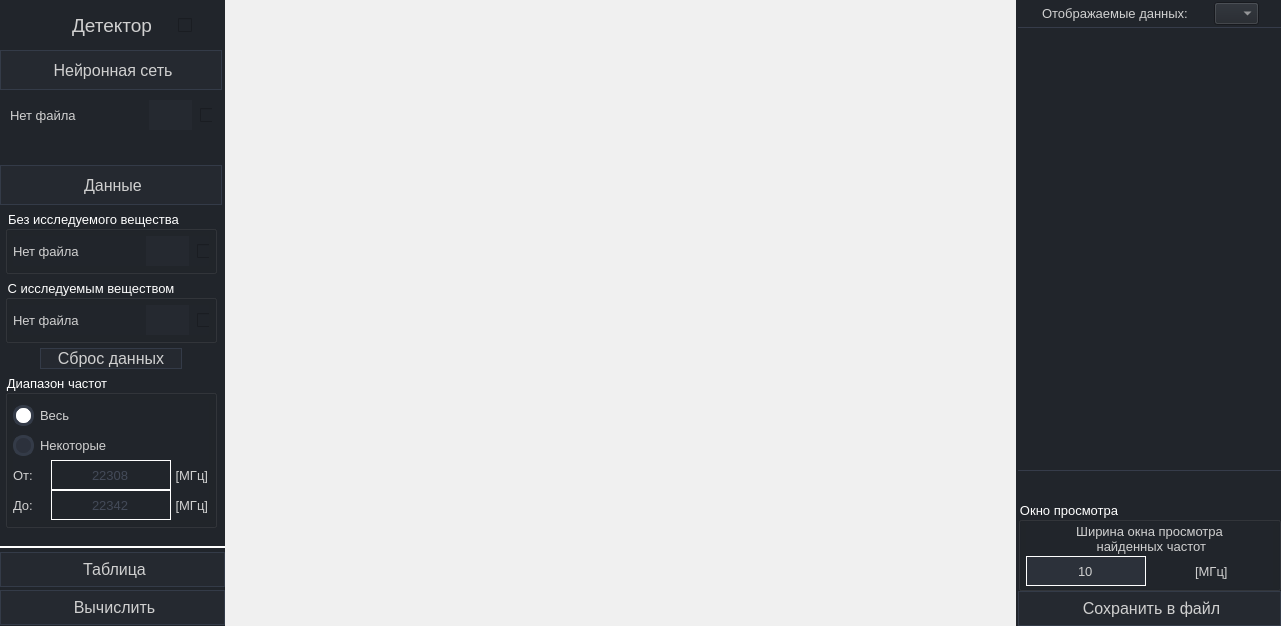
Qt form detector_neural_network/gui.ui (SkorEgor/Detector-Neural_network) before a commit.
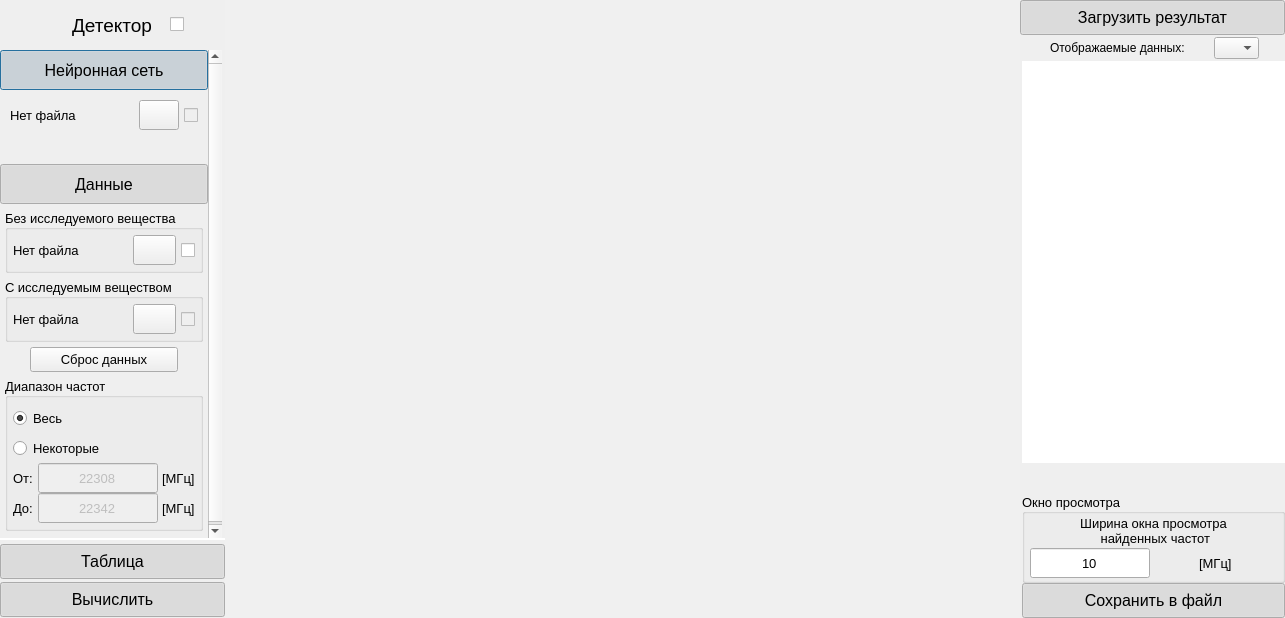
The same form after that commit. Icons and pictures are not drawn.

Commit message: New button - loading result. Refactoring of color themes. Edits

Diff of the .ui file:
```diff
--- a/detector_neural_network/gui.ui
+++ b/detector_neural_network/gui.ui
@@ -6,8 +6,8 @@
    <rect>
     <x>0</x>
     <y>0</y>
-    <width>1281</width>
-    <height>626</height>
+    <width>1285</width>
+    <height>618</height>
    </rect>
   </property>
   <property name="windowTitle">
@@ -45,247 +45,310 @@
    <item>
     <widget class="QWidget" name="widget_style_sheet" native="true">
      <property name="styleSheet">
-      <string notr="true">
-   QWidget{
-	font: 6pt &quot;MS Shell Dlg 2&quot;;
-	background-color: rgb(33, 37, 43);
-	color: rgb(208, 208, 208);
-	font-size: 10pt;
+      <string notr="true">QWidget {
+    font: 10pt &quot;MS Shell Dlg 2&quot;;				/* Устанавливает размера и семейство шрифта*/
+    color: rgb(208, 208, 208);						/* Устанавливает цвет текста */
+    background-color: rgb(33, 37, 43);	/* Задает цвет фона */
 }
-/* /////////////////////////////////////////////////////////////////////////////////////////////////
-ScrollBars */
- QScrollBar {
-border: none;												/* без границ */
-	border-right:5px solid rgb(211, 211, 211);;	/* С правой красной раницей */
- }
- QScrollBar:vertical {
-	border: none;
-    background: rgb(52, 59, 72);
-    width: 8px;
-    margin: 21px 0 21px 0;
-	border-radius: 0px;
- }
 
-/* Ползунок */
- QScrollBar::handle:vertical {	
-	background:rgb(255, 255, 255);
-    min-height: 25px;
-	border-radius: 4px
- }
-/*Нижняя стрелка*/
- QScrollBar::add-line:vertical {
-     border: none;
-    background: rgb(55, 63, 77);
-     height: 20px;
+/*------------------------------------------------*/
+/*   ScrollBars															*/
+/*------------------------------------------------*/
+QScrollBar {
+    border: none;													/* Убирает границы для всех полос прокрутки */
+    border-right: 5px solid rgb(211, 211, 211); 	/* Задает правой границе цвет и толщину */
+}
 
-     subcontrol-position: bottom;
-     subcontrol-origin: margin;
- }
-/*Верхняя стрелка*/
- QScrollBar::sub-line:vertical {
-	border: none;
-    background: rgb(55, 63, 77);
-     height: 20px;
+QScrollBar:vertical {
+    border: none;									/* Убирает границы для вертикальной полосы прокрутки */
+    background: rgb(52, 59, 72);			/* Устанавливает цвет фона полосы */
+    width: 8px;											/* Задает ширину полосы прокрутки */
+    margin: 21px 0 21px 0;					/* Устанавливает отступы сверху и снизу */
+    border-radius: 0px;							/* Убирает скругление углов полосы */
+}
 
-     subcontrol-position: top;
-     subcontrol-origin: margin;
- }
-/* Цвета нижних и верхних стрелок */
- QScrollBar::up-arrow:vertical{
-	border-top-left-radius: 4px;
-    border-top-right-radius: 4px;
-     background: rgb(255, 255, 255);
- }
-QScrollBar::down-arrow:vertical{
-	border-bottom-left-radius: 4px;
-    border-bottom-right-radius: 4px;
-     background: rgb(255, 255, 255);
+/* Ползунок вертикальной полосы */
+QScrollBar::handle:vertical {
+    background: rgb(255, 255, 255);	/* Задает цвет фона ползунка */
+    min-height: 25px;								/* Устанавливает минимальную высоту ползунка */
+    border-radius: 4px;							/* Задает скругление углов ползунка */
 }
 
- QScrollBar::add-page:vertical, QScrollBar::sub-page:vertical {
-     background: none;
- }
-/* ///////////////////////////////////////////////////////////////////////////////////////////////// */
-/* /////////////////////////////////////////////////////////////////////////////////////////////////
-RadioButton */
+/* Нижняя стрелка */
+QScrollBar::add-line:vertical {
+    border: none;									/* Убирает границы нижней стрелки */
+    background: rgb(55, 63, 77);			/* Устанавливает цвет фона нижней стрелки */
+    height: 20px;										/* Задает высоту области нижней стрелки */
+    subcontrol-position: bottom;			/* Располагает стрелку внизу полосы */
+    subcontrol-origin: margin;				/* Определяет начало отсчета позиции из области отступов */
+}
+
+/* Верхняя стрелка */
+QScrollBar::sub-line:vertical {
+    border: none;									/* Убирает границы верхней стрелки */
+    background: rgb(55, 63, 77);			/* Устанавливает цвет фона верхней стрелки */
+    height: 20px;										/* Задает высоту области верхней стрелки */
+    subcontrol-position: top;					/* Располагает стрелку вверху полосы */
+    subcontrol-origin: margin;				/* Определяет начало отсчета позиции из области отступов */
+}
+
+/* Цвета верхней стрелки */
+QScrollBar::up-arrow:vertical {
+    border-top-left-radius: 4px;			/* Скругляет верхний левый угол стрелки */
+    border-top-right-radius: 4px;			/* Скругляет верхний правый угол стрелки */
+    background: rgb(255, 255, 255);	/* Задает цвет фона верхней стрелки */
+}
+
+/* Цвета нижней стрелки */
+QScrollBar::down-arrow:vertical {
+    border-bottom-left-radius: 4px;		/* Скругляет нижний левый угол стрелки */
+    border-bottom-right-radius: 4px;	/* Скругляет нижний правый угол стрелки */
+    background: rgb(255, 255, 255); 	/* Задает белый цвет фона нижней стрелки */
+}
+
+/* Области над и под ползунком */
+QScrollBar::add-page:vertical, QScrollBar::sub-page:vertical {
+    background: none; 							/* Убирает фон для областей над и под ползунком */
+}
+
+/*------------------------------------------------*/
+/*   RadioButton													*/
+/*------------------------------------------------*/
+/* Индикатор радиокнопки в обычном состоянии */
 QRadioButton::indicator {
-    border: 3px solid rgb(52, 59, 72);
-	width: 15px;
-	height: 15px;
-	border-radius: 10px;
-    background: rgb(44, 49, 60);
+    border: 3px solid rgb(52, 59, 72);	/* Задает границу */
+    width: 15px;										/* Устанавливает ширину индикатора */
+    height: 15px;										/* Устанавливает высоту индикатора */
+    border-radius: 10px;							/* Скругляет индикатор */
+    background: rgb(44, 49, 60);			/* Задает фон индикатора */
 }
+
+/* Индикатор радиокнопки при наведении мыши */
 QRadioButton::indicator:hover {
-    border: 3px solid rgb(58, 66, 81);
+    border: 3px solid rgb(58, 66, 81);	/* Меняет границу при наведении */
 }
+
+/* Индикатор радиокнопки в выбранном состоянии */
 QRadioButton::indicator:checked {
-    background: 3px solid rgb(255, 255, 255);
-	border: 3px solid rgb(52, 59, 72);	
+    border: 3px solid rgb(52, 59, 72); 	/* Сохраняет границу */
+    background: rgb(255, 255, 255);	/* Задает фон индикатора при выборе */
 }
-/* срабатывает, когда пользователь наводит на элемент мышью */
+
+/* Радиокнопка при наведении мыши */
 QRadioButton:hover {
-	background-color:rgb(40, 44, 52);			/* задаем цвет фона */
+    background-color: rgb(40, 44, 52);		 /* Устанавливает фон кнопки при наведении */
 }
-/* срабатывает, при нажатии*/
-QRadioButton:pressed      {
-	background-color:rgb(170, 170, 170);		/* задаем цвет фона */
-	color:  rgb(0, 0, 0);
-	border: none;												/* без границ */
+
+/* Радиокнопка при нажатии */
+QRadioButton:pressed {
+    background-color: rgb(170, 170, 170);	/* Задает фон кнопки при нажатии */
+    color: rgb(0, 0, 0);										/* Устанавливает цвет текста */
+    border: none;											/* Убирает границы кнопки */
 }
-/* ///////////////////////////////////////////////////////////////////////////////////////////////// */
-/* /////////////////////////////////////////////////////////////////////////////////////////////////
-QCheckBox */
-/* Стандартное состояние*/
-QCheckBox{
-	padding-left: 8px;		/* Отступ слева */
-	padding-right: -8px;	/* Отступ справа */
+
+/* Специфичный стиль для радиокнопок Изменения диапазонов*/
+#radioButton_selected_range {
+    image: url(:/general_black_ui/resource/general_black_ui/cycle1_24dp_white.svg); /* Устанавливает изображение справа */
+    image-position: right center;			/* Выравнивает изображение */
+    padding-top: 3px;								/* Добавляет отступ сверху */
+    padding-bottom: 3px;						/* Добавляет отступ снизу */
+    padding-right: 4px;							/* Добавляет отступ справа */
 }
+#radioButton_selected_range:pressed {
+    image: url(:/general_black_ui/resource/general_black_ui/cycle2_24dp_white.svg); /* Меняет изображение при нажатии */
+    image-position: right center;			/* Выравнивает изображение */
+    padding-top: 3px;								/* Добавляет отступ сверху */
+    padding-bottom: 3px;						/* Добавляет отступ снизу */
+    padding-right: 4px;							/* Добавляет отступ справа */
+}
 
-/* Состояние - не выбран*/
+/*------------------------------------------------*/
+/*   CheckBox															*/
+/*------------------------------------------------*/
+/* Стандартное состояние */
+QCheckBox {
+    padding-left: 0px;				/* Устанавливает отступ слева */
+    padding-right: -8px;        /* Устанавливает отрицательный отступ справа */
+}
+
+/* Состояние - не выбрано */
 QCheckBox::indicator:unchecked {
-	/* Выбор картинки*/
-	image: url(:/multi_check_box/resource/multi_check_box_svg/no_24dp.svg);
+	/* Задает изображение для невыбранного состояния */
+    image: url(:/multi_check_box/resource/multi_check_box_svg/no_24dp.svg);
 }
 
-/* Состояние -  выбран*/
+/* Состояние - выбрано */
 QCheckBox::indicator:checked {
-	/* Выбор картинки*/
-	image: url(:/multi_check_box/resource/multi_check_box_svg/yes_green_24dp.svg);
+	/* Устанавливает изображение для выбранного состояния */
+    image: url(:/multi_check_box/resource/multi_check_box_svg/yes_green_24dp.svg);
 }
-/* ///////////////////////////////////////////////////////////////////////////////////////////////// */
-/* /////////////////////////////////////////////////////////////////////////////////////////////////
-QPushButton */
-/*Стандартное состояние для кнопки*/
+
+/*------------------------------------------------*/
+/*   PushButton														*/
+/*------------------------------------------------*/
+
+/* Стандартное состояние для кнопки */
 QPushButton {
-	font-size: 12pt;
-	background-color:rgb(37, 41, 48);/* задает цвет фона */
-	border: 1px solid rgb(52, 59, 72);		/* задает границу элемента */
+    font-size: 12pt;												/* Устанавливает размер шрифта */
+    background-color: rgb(37, 41, 48);			/* Задает фон */
+    border: 1px solid rgb(52, 59, 72);				/* Устанавливает границу */
+    background-position: left center;				/* Выравнивает фоновое изображение */
+    background-repeat: no-repeat;					/* Отключает повторение фонового изображения */
+}
 
-	/* задает иконку */
-	background-position: left center;							/* выравнивание иконки */
-	background-repeat: no-repeat;								/* повторять иконку */
-} 
-
-/* срабатывает, когда пользователь наводит на элемент мышью */
+/* Состояние при наведении мыши */
 QPushButton:hover {
-	background-color:rgb(40, 44, 52);			/* задаем цвет фона */
-	border: none;												/* без границ */
-	border-left:4px solid rgb(208, 208, 208);	/* С правой красной границей */
+    background-color: rgb(40, 44, 52);			/* Меняет фон */
+    border: none;												/* Убирает границы */
 }
 
+/* Состояние при нажатии */
+QPushButton:pressed {
+    background-color: rgb(170, 170, 170);		/* Задает фон */
+    color: rgb(181, 181, 181);								/* Устанавливает цвет текста */
+    border: none;												/* Убирает границы */
+}
 
-/* срабатывает, при нажатии*/
-QPushButton:pressed      {
-	background-color:rgb(170, 170, 170);		/* задаем цвет фона */
-	color: rgb(181, 181, 181);
-	border: none;												/* без границ */
+/* Кнопка &quot;Нейронная сеть&quot; */
+#pushButton_neural_network_heade {
+    image: url(:/general_black_ui/resource/general_black_ui/network_24dp_white.svg);/* Устанавливает иконку */
+    image-position: left center;							/* Выравнивает иконку */
+    padding-top: 2px;											/* Добавляет отступ сверху */
+    padding-bottom: 2px;									/* Добавляет отступ снизу */
+    padding-left: 4px;											/* Добавляет отступ слева */
 }
+#pushButton_neural_network_heade:hover {
+    border-left: 4px solid rgb(208, 208, 208);	/* Добавляет границу слева при наведении */
+}
 
-
-/*Нейронная сеть*/
-#pushButton_neural_network_heade{
-	image: url(:/general_black_ui/resource/general_black_ui/network_24dp_white.svg);
-    image-position: left center;
-	padding-top: 2px; /* Отступ сверху */
-    padding-bottom: 2px; /* Отступ снизу */
-    padding-left: 4px; /* Отступ слева для симметрии */
+/* Кнопка загрузки файла для нейронной сети */
+#pushButton_reading_file_neural_network {
+    image: url(:/general_black_ui/resource/general_black_ui/download_24dp_white.svg);/* Устанавливает иконку */
 }
-#pushButton_reading_file_neural_network{image: url(:/general_black_ui/resource/general_black_ui/download_24dp_white.svg);}
-#pushButton_reading_file_neural_network{border: none;}
 
-/*Данные*/
+/* Кнопка &quot;Данные&quot; */
 #pushButton_data_header {
-	image: url(:/general_black_ui/resource/general_black_ui/data_24dp_white.svg);
-    image-position: left center;
-    padding-top: 2px; /* Отступ сверху */
-    padding-bottom: 2px; /* Отступ снизу */
-    padding-left: 4px; /* Отступ слева для симметрии */
+    image: url(:/general_black_ui/resource/general_black_ui/data_24dp_white.svg);/* Устанавливает иконку */
+    image-position: left center;							/* Выравнивает иконку */
+    padding-top: 2px;											/* Добавляет отступ сверху */
+    padding-bottom: 2px;									/* Добавляет отступ снизу */
+    padding-left: 4px;											/* Добавляет отступ слева */
 }
-#pushButton_reading_file_no_gas{image: url(:/general_black_ui/resource/general_black_ui/download_24dp_white.svg);}
-#pushButton_reading_file_no_gas{border: none;}
-#pushButton_reading_file_with_gas{image: url(:/general_black_ui/resource/general_black_ui/download_24dp_white.svg);}
-#pushButton_reading_file_with_gas{border: none;}
+#pushButton_data_header:hover {
+    border-left: 4px solid rgb(208, 208, 208);	/* Добавляет границу слева при наведении */
+}
 
-#radioButton_selected_range {
-	image: url(:/general_black_ui/resource/general_black_ui/cycle1_24dp_white.svg);
-    image-position: right center;
-	padding-top: 3px; /* Отступ сверху */
-    padding-bottom: 3px; /* Отступ снизу */
-    padding-right: 4px; /* Отступ справа для симметрии */
-} 
-#radioButton_selected_range:pressed      {
-	image: url(:/general_black_ui/resource/general_black_ui/cycle2_24dp_white.svg);
-    image-position: right center;
-	padding-top: 3px; /* Отступ сверху */
-    padding-bottom: 3px; /* Отступ снизу */
-    padding-right: 4px; /* Отступ справа для симметрии */
+/* Кнопки загрузки файлов */
+#pushButton_reading_file_no_gas {
+    image: url(:/general_black_ui/resource/general_black_ui/download_24dp_white.svg);/* Устанавливает иконку */
 }
+#pushButton_reading_file_with_gas {
+    image: url(:/general_black_ui/resource/general_black_ui/download_24dp_white.svg);/* Устанавливает иконку */
+}
 
+/* Кнопка сброса данных спектра */
+#pushButton_reset_spectrum_data {
+    font-size: 10pt;												/* Устанавливает размер шрифта */
+}
+
+/* Кнопка открытия/закрытия таблицы */
 #pushButton_close_open_table {
-	image: url(:/general_black_ui/resource/general_black_ui/table_24dp_white.svg);
-    image-position: left center;
-	padding-top: 2px; /* Отступ сверху */
-    padding-bottom: 2px; /* Отступ снизу */
-    padding-left: 4px; /* Отступ слева для симметрии */
+    image: url(:/general_black_ui/resource/general_black_ui/table_24dp_white.svg);/* Устанавливает иконку */
+    image-position: left center;							/* Выравнивает иконку */
+    padding-top: 2px;											/* Добавляет отступ сверху */
+    padding-bottom: 2px;									/* Добавляет отступ снизу */
+    padding-left: 4px;											/* Добавляет отступ слева */
 }
+#pushButton_close_open_table:hover {
+    border-left: 4px solid rgb(208, 208, 208);	/* Добавляет границу слева при наведении */
+}
 
-#pushButton_menu_calculate{
-	image: url(:/general_black_ui/resource/general_black_ui/launch_24dp_white.svg);
-    image-position: left center;
-	padding-top: 2px; /* Отступ сверху */
-    padding-bottom: 2px; /* Отступ снизу */
-    padding-left: 4px; /* Отступ слева для симметрии */
+/* Кнопка расчета */
+#pushButton_menu_calculate {
+    image: url(:/general_black_ui/resource/general_black_ui/launch_24dp_white.svg);/* Устанавливает иконку */
+    image-position: left center;							/* Выравнивает иконку */
+    padding-top: 2px;											/* Добавляет отступ сверху */
+    padding-bottom: 2px;									/* Добавляет отступ снизу */
+    padding-left: 4px;											/* Добавляет отступ слева */
 }
+#pushButton_menu_calculate:hover {
+    border-left: 4px solid rgb(208, 208, 208);	/* Добавляет границу слева при наведении */
+}
 
-#pushButton_save_table_to_file{
-	image: url(:/general_black_ui/resource/general_black_ui/save_24dp_white.svg);
-    image-position: left center;
-	padding-top: 2px; /* Отступ сверху */
-    padding-bottom: 2px; /* Отступ снизу */
-    padding-left: 4px; /* Отступ слева для симметрии */
+/* Кнопка загрузки результата */
+#pushButton_load_result {
+    image: url(:/general_black_ui/resource/general_black_ui/download_24dp_white.svg);/* Устанавливает иконку */
+    image-position: left center;							/* Выравнивает иконку */
+    padding-top: 2px;											/* Добавляет отступ сверху */
+    padding-bottom: 2px;									/* Добавляет отступ снизу */
+    padding-left: 4px;											/* Добавляет отступ слева */
 }
-/* ///////////////////////////////////////////////////////////////////////////////////////////////// */
-/* /////////////////////////////////////////////////////////////////////////////////////////////////
-QLineEdit */
-/* Стиль по умолчанию */
-QLineEdit:enabled{
-	background-color:rgb(44, 49, 58); /* Устанавливаем цвет заливки */
-	border: 1px solid rgb(255, 255, 255); 
+#pushButton_load_result:hover {
+    border-left: 4px solid rgb(208, 208, 208);	/* Добавляет границу слева при наведении */
 }
 
-/* Если поле отключено */
+/* Кнопка сохранения таблицы в файл */
+#pushButton_save_table_to_file {
+    image: url(:/general_black_ui/resource/general_black_ui/save_24dp_white.svg);/* Устанавливает иконку */
+    image-position: left center;							/* Выравнивает иконку */
+    padding-top: 2px;											/* Добавляет отступ сверху */
+    padding-bottom: 2px;									/* Добавляет отступ снизу */
+    padding-left: 4px;											/* Добавляет отступ слева */
+}
+#pushButton_save_table_to_file:hover {
+    border-left: 4px solid rgb(208, 208, 208);	/* Добавляет границу слева при наведении */
+}
+
+/*------------------------------------------------*/
+/*   LineEdit															*/
+/*------------------------------------------------*/
+QLineEdit:enabled {
+    background-color: rgb(44, 49, 58);				/* Устанавливает фон */
+    border: 1px solid rgb(255, 255, 255);				/* Задает границу */
+}
+
+/* Стиль для отключенного состояния */
 QLineEdit:disabled {
-	background-color:  rgba(67, 74, 88, 0); /* Устанавливаем цвет заливки */
-	border: 1px solid rgb(255, 255, 255); 
-	color: rgb(67, 74, 88);
+    background-color: rgba(67, 74, 88, 0);			/* Устанавливает прозрачный фон */
+    border: 1px solid rgb(255, 255, 255);				/* Задает границу */
+    color: rgb(67, 74, 88);										/* Устанавливает цвет текста */
 }
-/* ///////////////////////////////////////////////////////////////////////////////////////////////// */
-/* /////////////////////////////////////////////////////////////////////////////////////////////////
-QGroupBox */
-QGroupBox{
-	color:rgb(255, 255, 255);	/* задает цвет шрифта */
+
+/*------------------------------------------------*/
+/*   GroupBox														*/
+/*------------------------------------------------*/
+QGroupBox {
+    color: rgb(255, 255, 255);									/* Задает цвет шрифта для заголовка группы */
 }
-/* ///////////////////////////////////////////////////////////////////////////////////////////////// */
-/* /////////////////////////////////////////////////////////////////////////////////////////////////
-QTableWidget */
 
-QTableWidget {	
-	gridline-color: rgb(136, 136, 136);
-	border-top: 1px solid rgb(54, 60, 74);
-	border-bottom: 1px solid  rgb(54, 60, 74);
+/*------------------------------------------------*/
+/*   TableWidget													*/
+/*------------------------------------------------*/
+QTableWidget {
+    gridline-color: rgb(136, 136, 136);					/* Устанавливает цвет линий сетки */
+    border-top: 1px solid rgb(54, 60, 74);			/* Задает верхнюю границу */
+    border-bottom: 1px solid rgb(54, 60, 74);	/* Задает нижнюю границу */
 }
-QTableWidget::item:selected{
-	background-color: rgb(72, 81, 94);
+
+QTableWidget::item:selected {
+    background-color: rgb(72, 81, 94);				/* Устанавливает фон для выбранных элементов */
 }
-QHeaderView { qproperty-defaultAlignment: AlignCenter; }
-/*Цвет верхнего и левого поля*/
-QHeaderView::section{
-	background-color:rgb(37, 41, 48);
-    border-style: none;
-border: 1px solid rgb(136, 136, 136);
+
+QHeaderView {
+    qproperty-defaultAlignment: AlignCenter;	/* Выравнивает содержимое заголовков */
 }
-/*Кнопка в верхнем левом углу*/
-QTableCornerButton::section {background-color:rgb(33, 37, 43); }</string>
+
+/* Стиль для секций заголовков таблицы */
+QHeaderView::section {
+    background-color: rgb(37, 41, 48);				/* Задает фон заголовков */
+    border: 1px solid rgb(136, 136, 136);				/* Устанавливает границу */
+    border-style: none;											/* Убирает стиль границы */
+}
+
+/* Кнопка в верхнем левом углу таблицы */
+QTableCornerButton::section {
+    background-color: rgb(33, 37, 43);				/* Задает фон угловой кнопки */
+}</string>
      </property>
      <layout class="QHBoxLayout" name="layout_style_sheet">
       <property name="spacing">
@@ -543,7 +606,7 @@
                  <x>0</x>
                  <y>0</y>
                  <width>222</width>
-                 <height>496</height>
+                 <height>488</height>
                 </rect>
                </property>
                <property name="styleSheet">
@@ -731,7 +794,7 @@
                        <widget class="QWidget" name="widget" native="true">
                         <layout class="QHBoxLayout" name="horizontalLayout_2">
                          <property name="spacing">
-                          <number>0</number>
+                          <number>5</number>
                          </property>
                          <property name="leftMargin">
                           <number>5</number>
@@ -1114,7 +1177,7 @@
                         </property>
                         <layout class="QHBoxLayout" name="layout_no_gas">
                          <property name="spacing">
-                          <number>0</number>
+                          <number>5</number>
                          </property>
                          <property name="leftMargin">
                           <number>5</number>
@@ -1322,7 +1385,7 @@
                         </property>
                         <layout class="QHBoxLayout" name="layout_with_gas">
                          <property name="spacing">
-                          <number>0</number>
+                          <number>5</number>
                          </property>
                          <property name="leftMargin">
                           <number>5</number>
@@ -1459,20 +1522,20 @@
                        <widget class="QPushButton" name="pushButton_reset_spectrum_data">
                         <property name="minimumSize">
                          <size>
-                          <width>142</width>
-                          <height>0</height>
+                          <width>148</width>
+                          <height>25</height>
                          </size>
                         </property>
                         <property name="maximumSize">
                          <size>
-                          <width>142</width>
+                          <width>148</width>
                           <height>16777215</height>
                          </size>
                         </property>
                         <property name="font">
                          <font>
                           <family>MS Shell Dlg 2</family>
-                          <pointsize>12</pointsize>
+                          <pointsize>10</pointsize>
                           <italic>false</italic>
                           <bold>false</bold>
                          </font>
@@ -2225,7 +2288,7 @@
               <property name="styleSheet">
                <string notr="true"/>
               </property>
-              <layout class="QHBoxLayout" name="layout_right">
+              <layout class="QVBoxLayout" name="verticalLayout">
                <property name="spacing">
                 <number>0</number>
                </property>
@@ -2241,6 +2304,78 @@
                <property name="bottomMargin">
                 <number>0</number>
                </property>
+               <item>
+                <widget class="QPushButton" name="pushButton_load_result">
+                 <property name="sizePolicy">
+                  <sizepolicy hsizetype="Minimum" vsizetype="Fixed">
+                   <horstretch>0</horstretch>
+                   <verstretch>0</verstretch>
+                  </sizepolicy>
+                 </property>
+                 <property name="minimumSize">
+                  <size>
+                   <width>0</width>
+                   <height>35</height>
+                  </size>
+                 </property>
+                 <property name="maximumSize">
+                  <size>
+                   <width>16777215</width>
+                   <height>35</height>
+                  </size>
+                 </property>
+                 <property name="font">
+                  <font>
+                   <family>MS Shell Dlg 2</family>
+                   <pointsize>12</pointsize>
+                   <italic>false</italic>
+                   <bold>false</bold>
+                  </font>
+                 </property>
+                 <property name="cursor">
+                  <cursorShape>PointingHandCursor</cursorShape>
+                 </property>
+                 <property name="accessibleDescription">
+                  <string/>
+                 </property>
+                 <property name="layoutDirection">
+                  <enum>Qt::LayoutDirection::LeftToRight</enum>
+                 </property>
+                 <property name="autoFillBackground">
+                  <bool>false</bool>
+                 </property>
+                 <property name="styleSheet">
+                  <string notr="true"/>
+                 </property>
+                 <property name="text">
+                  <string>Загрузить результат</string>
+                 </property>
+                 <property name="iconSize">
+                  <size>
+                   <width>0</width>
+                   <height>0</height>
+                  </size>
+                 </property>
+                 <property name="checkable">
+                  <bool>true</bool>
+                 </property>
+                 <property name="checked">
+                  <bool>true</bool>
+                 </property>
+                 <property name="autoRepeat">
+                  <bool>false</bool>
+                 </property>
+                 <property name="autoExclusive">
+                  <bool>false</bool>
+                 </property>
+                 <property name="default">
+                  <bool>false</bool>
+                 </property>
+                 <property name="flat">
+                  <bool>false</bool>
+                 </property>
+                </widget>
+               </item>
                <item>
                 <widget class="QWidget" name="widget_table" native="true">
                  <property name="styleSheet">
```
The commit also changes 11 other files.
